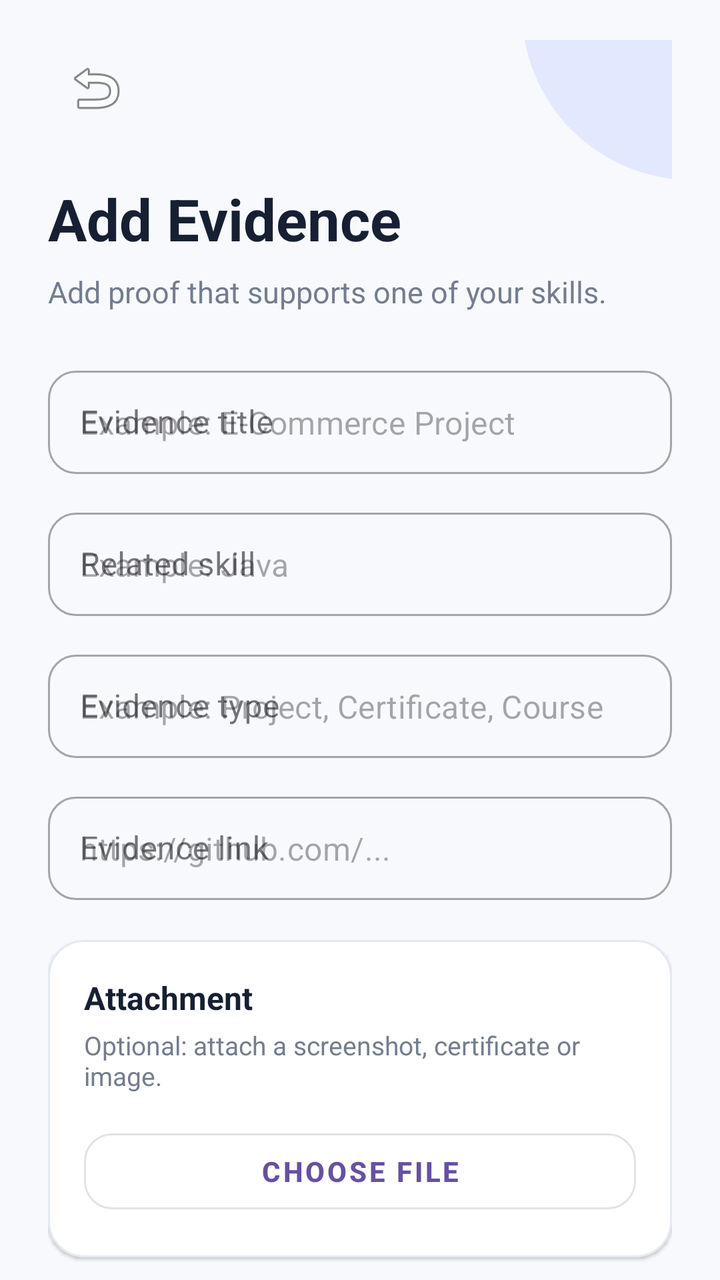
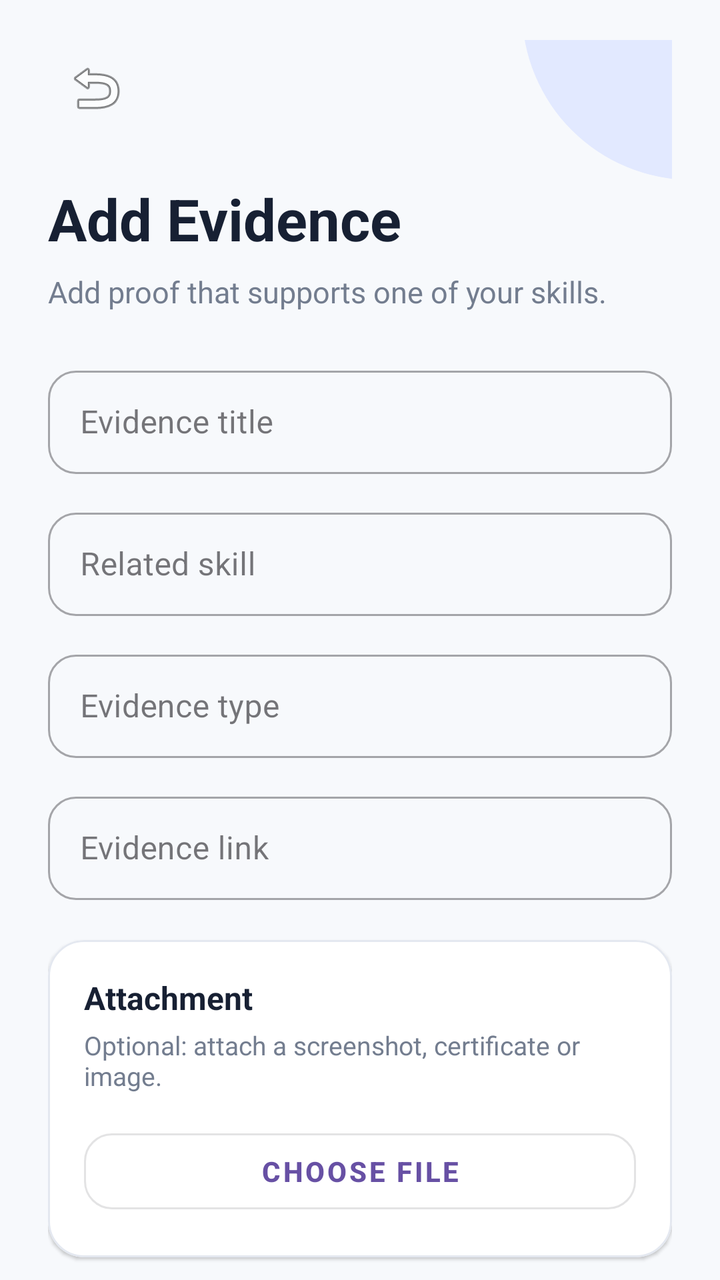

An Android layout rendered at two revisions. The XML below is the earlier revision; the diff shows what the commit changed to produce the second picture.
<!-- AndroidManifest.xml: application theme Theme.Skill_Proof_MAD_ASSIGNMENT_1 -->
<!-- res/layout/activity_add_evidence.xml -->
<?xml version="1.0" encoding="utf-8"?>
<androidx.core.widget.NestedScrollView
    xmlns:android="http://schemas.android.com/apk/res/android"
    xmlns:app="http://schemas.android.com/apk/res-auto"
    xmlns:tools="http://schemas.android.com/tools"
    android:layout_width="match_parent"
    android:layout_height="match_parent"
    android:background="#F7F9FC"
    android:fillViewport="true"
    tools:context=".AddEvidenceActivity">

    <androidx.constraintlayout.widget.ConstraintLayout
        android:layout_width="match_parent"
        android:layout_height="wrap_content"
        android:paddingStart="24dp"
        android:paddingTop="20dp"
        android:paddingEnd="24dp"
        android:paddingBottom="32dp">

        
        
        

        <View
            android:id="@+id/topDecoration"
            android:layout_width="170dp"
            android:layout_height="170dp"
            android:background="@drawable/bg_login_circle"
            android:translationX="95dp"
            android:translationY="-100dp"
            app:layout_constraintEnd_toEndOf="parent"
            app:layout_constraintTop_toTopOf="parent" />

        
        
        

        <ImageButton
            android:id="@+id/btnBack"
            android:layout_width="48dp"
            android:layout_height="48dp"
            android:background="?attr/selectableItemBackgroundBorderless"
            android:contentDescription="Back"
            android:padding="12dp"
            android:src="@android:drawable/ic_menu_revert"
            app:layout_constraintStart_toStartOf="parent"
            app:layout_constraintTop_toTopOf="parent" />

        
        
        

        <TextView
            android:id="@+id/tvPageTitle"
            android:layout_width="0dp"
            android:layout_height="wrap_content"
            android:layout_marginTop="22dp"
            android:text="Add Evidence"
            android:textColor="#172033"
            android:textSize="29sp"
            android:textStyle="bold"
            app:layout_constraintEnd_toEndOf="parent"
            app:layout_constraintStart_toStartOf="parent"
            app:layout_constraintTop_toBottomOf="@id/btnBack" />

        
        
        

        <TextView
            android:id="@+id/tvSubtitle"
            android:layout_width="0dp"
            android:layout_height="wrap_content"
            android:layout_marginTop="7dp"
            android:text="Add proof that supports one of your skills."
            android:textColor="#737D8F"
            android:textSize="15sp"
            app:layout_constraintEnd_toEndOf="parent"
            app:layout_constraintStart_toStartOf="parent"
            app:layout_constraintTop_toBottomOf="@id/tvPageTitle" />

        
        
        

        <com.google.android.material.textfield.TextInputLayout
            android:id="@+id/evidenceTitleLayout"
            style="@style/Widget.MaterialComponents.TextInputLayout.OutlinedBox"
            android:layout_width="0dp"
            android:layout_height="wrap_content"
            android:layout_marginTop="24dp"
            android:hint="Evidence title"
            app:boxCornerRadiusBottomEnd="14dp"
            app:boxCornerRadiusBottomStart="14dp"
            app:boxCornerRadiusTopEnd="14dp"
            app:boxCornerRadiusTopStart="14dp"
            app:layout_constraintEnd_toEndOf="parent"
            app:layout_constraintStart_toStartOf="parent"
            app:layout_constraintTop_toBottomOf="@id/tvSubtitle">

            <com.google.android.material.textfield.TextInputEditText
                android:id="@+id/etEvidenceTitle"
                android:layout_width="match_parent"
                android:layout_height="wrap_content"
                android:hint="Example: E-Commerce Project"
                android:inputType="textCapSentences"
                android:maxLines="1"
                android:paddingTop="15dp"
                android:paddingBottom="15dp" />

        </com.google.android.material.textfield.TextInputLayout>

        
        
        

        <com.google.android.material.textfield.TextInputLayout
            android:id="@+id/evidenceSkillLayout"
            style="@style/Widget.MaterialComponents.TextInputLayout.OutlinedBox"
            android:layout_width="0dp"
            android:layout_height="wrap_content"
            android:layout_marginTop="14dp"
            android:hint="Related skill"
            app:boxCornerRadiusBottomEnd="14dp"
            app:boxCornerRadiusBottomStart="14dp"
            app:boxCornerRadiusTopEnd="14dp"
            app:boxCornerRadiusTopStart="14dp"
            app:layout_constraintEnd_toEndOf="parent"
            app:layout_constraintStart_toStartOf="parent"
            app:layout_constraintTop_toBottomOf="@id/evidenceTitleLayout">

            <com.google.android.material.textfield.TextInputEditText
                android:id="@+id/etEvidenceSkill"
                android:layout_width="match_parent"
                android:layout_height="wrap_content"
                android:hint="Example: Java"
                android:inputType="textCapWords"
                android:maxLines="1"
                android:paddingTop="15dp"
                android:paddingBottom="15dp" />

        </com.google.android.material.textfield.TextInputLayout>

        
        
        

        <com.google.android.material.textfield.TextInputLayout
            android:id="@+id/evidenceTypeLayout"
            style="@style/Widget.MaterialComponents.TextInputLayout.OutlinedBox"
            android:layout_width="0dp"
            android:layout_height="wrap_content"
            android:layout_marginTop="14dp"
            android:hint="Evidence type"
            app:boxCornerRadiusBottomEnd="14dp"
            app:boxCornerRadiusBottomStart="14dp"
            app:boxCornerRadiusTopEnd="14dp"
            app:boxCornerRadiusTopStart="14dp"
            app:layout_constraintEnd_toEndOf="parent"
            app:layout_constraintStart_toStartOf="parent"
            app:layout_constraintTop_toBottomOf="@id/evidenceSkillLayout">

            <com.google.android.material.textfield.TextInputEditText
                android:id="@+id/etEvidenceType"
                android:layout_width="match_parent"
                android:layout_height="wrap_content"
                android:hint="Example: Project, Certificate, Course"
                android:inputType="textCapSentences"
                android:maxLines="1"
                android:paddingTop="15dp"
                android:paddingBottom="15dp" />

        </com.google.android.material.textfield.TextInputLayout>

        
        
        

        <com.google.android.material.textfield.TextInputLayout
            android:id="@+id/evidenceLinkLayout"
            style="@style/Widget.MaterialComponents.TextInputLayout.OutlinedBox"
            android:layout_width="0dp"
            android:layout_height="wrap_content"
            android:layout_marginTop="14dp"
            android:hint="Evidence link"
            app:boxCornerRadiusBottomEnd="14dp"
            app:boxCornerRadiusBottomStart="14dp"
            app:boxCornerRadiusTopEnd="14dp"
            app:boxCornerRadiusTopStart="14dp"
            app:layout_constraintEnd_toEndOf="parent"
            app:layout_constraintStart_toStartOf="parent"
            app:layout_constraintTop_toBottomOf="@id/evidenceTypeLayout">

            <com.google.android.material.textfield.TextInputEditText
                android:id="@+id/etEvidenceLink"
                android:layout_width="match_parent"
                android:layout_height="wrap_content"
                android:hint="https://github.com/..."
                android:inputType="textUri"
                android:maxLines="1"
                android:paddingTop="15dp"
                android:paddingBottom="15dp" />

        </com.google.android.material.textfield.TextInputLayout>

        
        
        

        <com.google.android.material.card.MaterialCardView
            android:id="@+id/attachmentCard"
            android:layout_width="0dp"
            android:layout_height="wrap_content"
            android:layout_marginTop="20dp"
            app:cardBackgroundColor="@android:color/white"
            app:cardCornerRadius="18dp"
            app:cardElevation="1dp"
            app:layout_constraintEnd_toEndOf="parent"
            app:layout_constraintStart_toStartOf="parent"
            app:layout_constraintTop_toBottomOf="@id/evidenceLinkLayout"
            app:strokeColor="#E4E8F0"
            app:strokeWidth="1dp">

            <androidx.constraintlayout.widget.ConstraintLayout
                android:layout_width="match_parent"
                android:layout_height="wrap_content"
                android:padding="18dp">

                

                <TextView
                    android:id="@+id/tvAttachmentTitle"
                    android:layout_width="0dp"
                    android:layout_height="wrap_content"
                    android:text="Attachment"
                    android:textColor="#172033"
                    android:textSize="16sp"
                    android:textStyle="bold"
                    app:layout_constraintEnd_toEndOf="parent"
                    app:layout_constraintStart_toStartOf="parent"
                    app:layout_constraintTop_toTopOf="parent" />

                

                <TextView
                    android:id="@+id/tvAttachmentHint"
                    android:layout_width="0dp"
                    android:layout_height="wrap_content"
                    android:layout_marginTop="4dp"
                    android:text="Optional: attach a screenshot, certificate or image."
                    android:textColor="#737D8F"
                    android:textSize="13sp"
                    app:layout_constraintEnd_toEndOf="parent"
                    app:layout_constraintStart_toStartOf="parent"
                    app:layout_constraintTop_toBottomOf="@id/tvAttachmentTitle" />

                

                <com.google.android.material.button.MaterialButton
                    android:id="@+id/btnChooseFile"
                    style="@style/Widget.MaterialComponents.Button.OutlinedButton"
                    android:layout_width="0dp"
                    android:layout_height="50dp"
                    android:layout_marginTop="14dp"
                    android:text="Choose File"
                    android:textSize="14sp"
                    android:textStyle="bold"
                    app:cornerRadius="14dp"
                    app:layout_constraintEnd_toEndOf="parent"
                    app:layout_constraintStart_toStartOf="parent"
                    app:layout_constraintTop_toBottomOf="@id/tvAttachmentHint" />

                

                <TextView
                    android:id="@+id/tvSelectedFile"
                    android:layout_width="0dp"
                    android:layout_height="wrap_content"
                    android:layout_marginTop="10dp"
                    android:ellipsize="middle"
                    android:maxLines="2"
                    android:textColor="#172033"
                    android:textSize="13sp"
                    android:visibility="gone"
                    app:layout_constraintEnd_toEndOf="parent"
                    app:layout_constraintStart_toStartOf="parent"
                    app:layout_constraintTop_toBottomOf="@id/btnChooseFile" />

                

                <ImageView
                    android:id="@+id/ivAttachmentPreview"
                    android:layout_width="0dp"
                    android:layout_height="180dp"
                    android:layout_marginTop="12dp"
                    android:adjustViewBounds="true"
                    android:contentDescription="Attachment preview"
                    android:scaleType="centerCrop"
                    android:visibility="gone"
                    app:layout_constraintEnd_toEndOf="parent"
                    app:layout_constraintStart_toStartOf="parent"
                    app:layout_constraintTop_toBottomOf="@id/tvSelectedFile" />

            </androidx.constraintlayout.widget.ConstraintLayout>

        </com.google.android.material.card.MaterialCardView>

        
        
        

        <com.google.android.material.button.MaterialButton
            android:id="@+id/btnSaveEvidence"
            android:layout_width="0dp"
            android:layout_height="56dp"
            android:layout_marginTop="22dp"
            android:text="Save Evidence"
            android:textSize="16sp"
            android:textStyle="bold"
            app:cornerRadius="16dp"
            app:layout_constraintEnd_toEndOf="parent"
            app:layout_constraintStart_toStartOf="parent"
            app:layout_constraintTop_toBottomOf="@id/attachmentCard" />

        
        
        

        <TextView
            android:id="@+id/tvBottomHint"
            android:layout_width="0dp"
            android:layout_height="wrap_content"
            android:layout_marginTop="14dp"
            android:gravity="center"
            android:text="Evidence starts as unverified. You can verify it later."
            android:textColor="#8A93A3"
            android:textSize="12sp"
            app:layout_constraintEnd_toEndOf="parent"
            app:layout_constraintStart_toStartOf="parent"
            app:layout_constraintTop_toBottomOf="@id/btnSaveEvidence" />

    </androidx.constraintlayout.widget.ConstraintLayout>

</androidx.core.widget.NestedScrollView>
<!-- resources referenced by this layout -->
<resources>
  <!-- drawable bg_login_circle (drawable) -->
  <shape xmlns:android="http://schemas.android.com/apk/res/android"
      android:shape="oval">
  
      <solid android:color="#E2E9FF" />
  
  </shape>
  <style name="Theme.Skill_Proof_MAD_ASSIGNMENT_1" parent="Base.Theme.Skill_Proof_MAD_ASSIGNMENT_1" />
  <style name="Base.Theme.Skill_Proof_MAD_ASSIGNMENT_1" parent="Theme.Material3.DayNight.NoActionBar">
          
          
      </style>
</resources>

<!-- the commit's change to res/layout/activity_add_evidence.xml (unified diff, before → after) -->
@@ -18,8 +18,6 @@
         android:paddingBottom="32dp">
 
         
-        
-        
 
         <View
             android:id="@+id/topDecoration"
@@ -31,8 +29,6 @@
             app:layout_constraintEnd_toEndOf="parent"
             app:layout_constraintTop_toTopOf="parent" />
 
-        
-        
         
 
         <ImageButton
@@ -47,8 +43,6 @@
             app:layout_constraintTop_toTopOf="parent" />
 
         
-        
-        
 
         <TextView
             android:id="@+id/tvPageTitle"
@@ -64,8 +58,6 @@
             app:layout_constraintTop_toBottomOf="@id/btnBack" />
 
         
-        
-        
 
         <TextView
             android:id="@+id/tvSubtitle"
@@ -79,8 +71,6 @@
             app:layout_constraintStart_toStartOf="parent"
             app:layout_constraintTop_toBottomOf="@id/tvPageTitle" />
 
-        
-        
         
 
         <com.google.android.material.textfield.TextInputLayout
@@ -102,7 +92,6 @@
                 android:id="@+id/etEvidenceTitle"
                 android:layout_width="match_parent"
                 android:layout_height="wrap_content"
-                android:hint="Example: E-Commerce Project"
                 android:inputType="textCapSentences"
                 android:maxLines="1"
                 android:paddingTop="15dp"
@@ -110,8 +99,6 @@
 
         </com.google.android.material.textfield.TextInputLayout>
 
-        
-        
         
 
         <com.google.android.material.textfield.TextInputLayout
@@ -133,7 +120,6 @@
                 android:id="@+id/etEvidenceSkill"
                 android:layout_width="match_parent"
                 android:layout_height="wrap_content"
-                android:hint="Example: Java"
                 android:inputType="textCapWords"
                 android:maxLines="1"
                 android:paddingTop="15dp"
@@ -141,8 +127,6 @@
 
         </com.google.android.material.textfield.TextInputLayout>
 
-        
-        
         
 
         <com.google.android.material.textfield.TextInputLayout
@@ -164,7 +148,6 @@
                 android:id="@+id/etEvidenceType"
                 android:layout_width="match_parent"
                 android:layout_height="wrap_content"
-                android:hint="Example: Project, Certificate, Course"
                 android:inputType="textCapSentences"
                 android:maxLines="1"
                 android:paddingTop="15dp"
@@ -172,8 +155,6 @@
 
         </com.google.android.material.textfield.TextInputLayout>
 
-        
-        
         
 
         <com.google.android.material.textfield.TextInputLayout
@@ -195,7 +176,6 @@
                 android:id="@+id/etEvidenceLink"
                 android:layout_width="match_parent"
                 android:layout_height="wrap_content"
-                android:hint="https://github.com/..."
                 android:inputType="textUri"
                 android:maxLines="1"
                 android:paddingTop="15dp"
@@ -203,8 +183,6 @@
 
         </com.google.android.material.textfield.TextInputLayout>
 
-        
-        
         
 
         <com.google.android.material.card.MaterialCardView
@@ -306,8 +284,6 @@
         </com.google.android.material.card.MaterialCardView>
 
         
-        
-        
 
         <com.google.android.material.button.MaterialButton
             android:id="@+id/btnSaveEvidence"
@@ -323,8 +299,6 @@
             app:layout_constraintTop_toBottomOf="@id/attachmentCard" />
 
         
-        
-        
 
         <TextView
             android:id="@+id/tvBottomHint"
